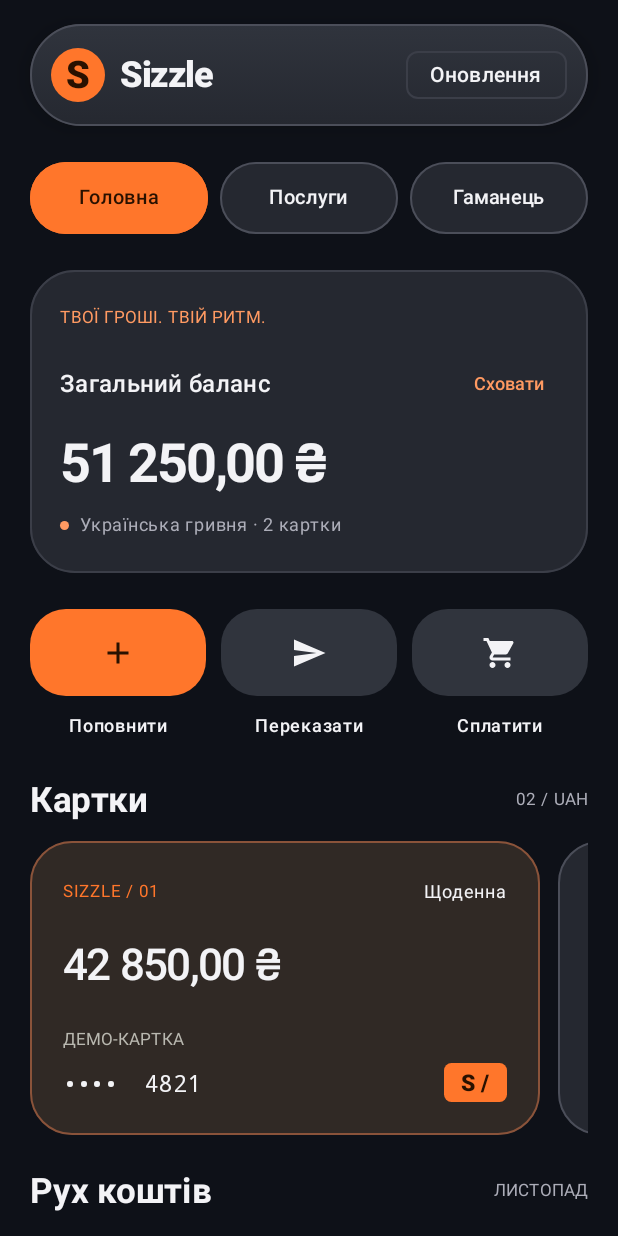
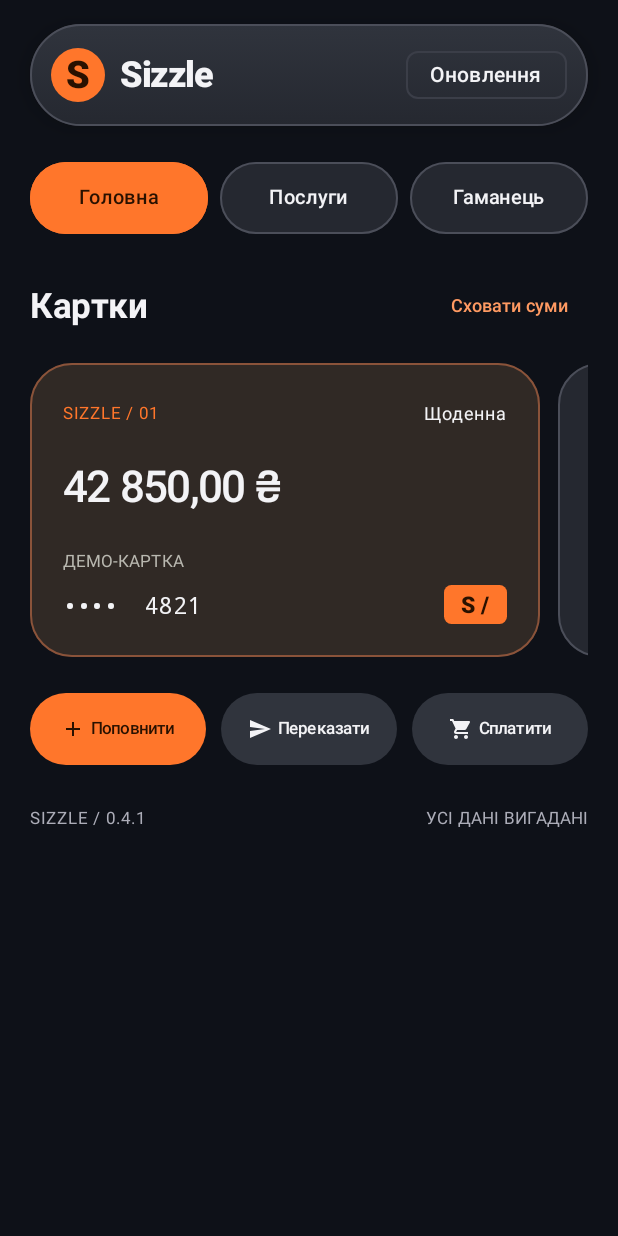
Before and after one commit to dozyFJ/Sizzle-, an Android app built with Jetpack Compose: the screen it shows after launch (MainActivity), on a phone screen of 412 x 824 dp. Run offline under Robolectric (Android 15) with nearby library versions, the phone set to English and light mode, and no system bars.

Commit message:
Move cards up and show card history in a bottom sheet with compact actions

```diff
--- a/app/build.gradle.kts
+++ b/app/build.gradle.kts
@@ -2,7 +2,7 @@ plugins { id("com.android.application"); id("org.jetbrains.kotlin.android"); id(
 android {
  namespace = "app.sizzle.bank"
  compileSdk = 35
- defaultConfig { applicationId = "app.sizzle.bank"; minSdk = 26; targetSdk = 35; versionCode = 5; versionName = "0.4.0" }
+ defaultConfig { applicationId = "app.sizzle.bank"; minSdk = 26; targetSdk = 35; versionCode = 6; versionName = "0.4.1" }
  buildFeatures { compose = true }
  compileOptions { sourceCompatibility = JavaVersion.VERSION_17; targetCompatibility = JavaVersion.VERSION_17 }
  kotlinOptions { jvmTarget = "17" }
--- a/app/src/main/java/app/sizzle/bank/MainActivity.kt
+++ b/app/src/main/java/app/sizzle/bank/MainActivity.kt
@@ -60,14 +60,14 @@ class MainActivity : ComponentActivity() {
 }
 
 data class DemoCard(val name: String, val number: String, val balance: String)
-data class Operation(val title: String, val category: String, val amount: String, val incoming: Boolean = false)
+data class Operation(val title: String, val category: String, val amount: String, val incoming: Boolean = false, val cardNumber: String = "4821")
 object DemoData {
     val cards = listOf(DemoCard("Щоденна", "4821", "42 850,00 ₴"), DemoCard("Віртуальна", "9037", "8 400,00 ₴"))
     val operations = listOf(
         Operation("Сільпо", "Сьогодні, 12:48 · Продукти", "− 842,50 ₴"),
         Operation("Олексій К.", "Сьогодні, 10:16 · Переказ", "+ 2 000,00 ₴", true),
-        Operation("ONE LOVE", "Сьогодні, 09:05 · Кава", "− 125,00 ₴"),
-        Operation("Київстар", "Учора, 18:32 · Мобільний зв’язок", "− 250,00 ₴"),
+        Operation("ONE LOVE", "Сьогодні, 09:05 · Кава", "− 125,00 ₴", cardNumber = "9037"),
+        Operation("Київстар", "Учора, 18:32 · Мобільний зв’язок", "− 250,00 ₴", cardNumber = "9037"),
         Operation("Зарплата", "Учора, 09:00 · Надходження", "+ 32 000,00 ₴", true)
     )
 }
@@ -119,37 +119,10 @@ fun HomeScreen() {
             }
             if (selectedTab != "Послуги") {
             item {
-                Surface(shape = RoundedCornerShape(30.dp), color = Panel, border = BorderStroke(1.dp, Color(0xFF3B3E48))) {
-                Column(Modifier.fillMaxWidth().padding(20.dp), verticalArrangement = Arrangement.spacedBy(8.dp)) {
-                    TechnicalLabel("ТВОЇ ГРОШІ. ТВІЙ РИТМ.", Orange)
-                    Row(Modifier.fillMaxWidth(), horizontalArrangement = Arrangement.SpaceBetween, verticalAlignment = Alignment.CenterVertically) {
-                        Text("Загальний баланс", style = MaterialTheme.typography.titleMedium)
-                        TextButton(onClick = { hidden = !hidden }, contentPadding = PaddingValues(horizontal = 8.dp)) { Text(if (hidden) "Показати" else "Сховати", fontSize = 12.sp) }
-                    }
-                    Text(if (hidden) "••• ••• ₴" else "51 250,00 ₴", fontSize = 36.sp, lineHeight = 42.sp, letterSpacing = (-1.5).sp, fontWeight = FontWeight.Bold)
-                    Row(verticalAlignment = Alignment.CenterVertically, horizontalArrangement = Arrangement.spacedBy(7.dp)) {
-                        Box(Modifier.size(6.dp).background(Orange, CircleShape))
-                        Text("Українська гривня · 2 картки", fontSize = 12.sp, color = Muted)
-                    }
-                }
-                }
-            }
-            }
-            if (selectedTab == "Головна") {
-            item {
-                Row(Modifier.fillMaxWidth(), horizontalArrangement = Arrangement.spacedBy(10.dp)) {
-                    QuickAction("Поповнити", Icons.Default.Add, Modifier.weight(1f), true) { action = "Поповнити" }
-                    QuickAction("Переказати", Icons.AutoMirrored.Filled.Send, Modifier.weight(1f)) { action = "Переказати" }
-                    QuickAction("Сплатити", Icons.Default.ShoppingCart, Modifier.weight(1f)) { action = "Сплатити" }
-                }
-            }
-            }
-            if (selectedTab != "Послуги") {
-            item {
                 Column(verticalArrangement = Arrangement.spacedBy(14.dp)) {
                     Row(Modifier.fillMaxWidth(), verticalAlignment = Alignment.CenterVertically, horizontalArrangement = Arrangement.SpaceBetween) {
                         Text("Картки", fontSize = 23.sp, fontWeight = FontWeight.Bold)
-                        TechnicalLabel("02 / UAH")
+                        TextButton(onClick = { hidden = !hidden }) { Text(if (hidden) "Показати суми" else "Сховати суми", fontSize = 12.sp) }
                     }
                     BoxWithConstraints {
                         val cardWidth = minOf(maxWidth - 18.dp, 340.dp)
@@ -181,6 +154,15 @@ fun HomeScreen() {
                 }
             }
             }
+            if (selectedTab == "Головна") {
+            item {
+                Row(Modifier.fillMaxWidth(), horizontalArrangement = Arrangement.spacedBy(10.dp)) {
+                    QuickAction("Поповнити", Icons.Default.Add, Modifier.weight(1f), true) { action = "Поповнити" }
+                    QuickAction("Переказати", Icons.AutoMirrored.Filled.Send, Modifier.weight(1f)) { action = "Переказати" }
+                    QuickAction("Сплатити", Icons.Default.ShoppingCart, Modifier.weight(1f)) { action = "Сплатити" }
+                }
+            }
+            }
             if (selectedTab == "Гаманець") {
                 item {
                     OutlinedCard(shape = RoundedCornerShape(20.dp)) {
@@ -192,17 +174,45 @@ fun HomeScreen() {
                     }
                 }
             }
-            if (selectedTab == "Головна") {
             item {
-                Column(verticalArrangement = Arrangement.spacedBy(14.dp)) {
-                    Row(Modifier.fillMaxWidth(), horizontalArrangement = Arrangement.SpaceBetween, verticalAlignment = Alignment.CenterVertically) {
-                        Text("Рух коштів", fontSize = 23.sp, fontWeight = FontWeight.Bold)
-                        TechnicalLabel("ЛИСТОПАД")
-                    }
-                    TechnicalLabel("ОСТАННІ ОПЕРАЦІЇ / ДЕМО")
+                Row(Modifier.fillMaxWidth(), horizontalArrangement = Arrangement.SpaceBetween) {
+                    TechnicalLabel("SIZZLE / 0.4.1")
+                    TechnicalLabel("УСІ ДАНІ ВИГАДАНІ")
                 }
             }
-            items(DemoData.operations, key = { it.title }) { operation ->
+        }
+    }
+    action?.let { title -> DemoActionDialog(title) { action = null } }
+    selectedCard?.let { number ->
+        val card = DemoData.cards.first { it.number == number }
+        CardHistorySheet(card, hidden, onDismiss = { selectedCard = null })
+    }
+}
+
+@OptIn(ExperimentalMaterial3Api::class)
+@Composable
+private fun CardHistorySheet(card: DemoCard, hidden: Boolean, onDismiss: () -> Unit) {
+    val sheetState = rememberModalBottomSheetState(skipPartiallyExpanded = true)
+    ModalBottomSheet(onDismissRequest = onDismiss, sheetState = sheetState, containerColor = Panel,
+        shape = RoundedCornerShape(topStart = 32.dp, topEnd = 32.dp)) {
+        LazyColumn(Modifier.fillMaxWidth().heightIn(max = 640.dp), contentPadding = PaddingValues(start = 20.dp, end = 20.dp, bottom = 28.dp), verticalArrangement = Arrangement.spacedBy(20.dp)) {
+            item {
+                Row(Modifier.fillMaxWidth(), horizontalArrangement = Arrangement.SpaceBetween, verticalAlignment = Alignment.CenterVertically) {
+                    Column(verticalArrangement = Arrangement.spacedBy(6.dp)) {
+                        Text(card.name, fontSize = 24.sp, fontWeight = FontWeight.Bold)
+                        TechnicalLabel("КАРТКА •••• ${card.number} / UAH", Orange)
+                    }
+                    TextButton(onClick = onDismiss) { Text("Закрити") }
+                }
+            }
+            item { Text(if (hidden) "••• ••• ₴" else card.balance, fontSize = 32.sp, fontWeight = FontWeight.SemiBold) }
+            item {
+                Column(verticalArrangement = Arrangement.spacedBy(8.dp)) {
+                    Text("Рух коштів", fontSize = 23.sp, fontWeight = FontWeight.Bold)
+                    TechnicalLabel("ЛИСТОПАД / ТЕСТОВІ ОПЕРАЦІЇ")
+                }
+            }
+            items(DemoData.operations.filter { it.cardNumber == card.number }, key = { it.title }) { operation ->
                 Column(verticalArrangement = Arrangement.spacedBy(16.dp)) {
                     Row(Modifier.fillMaxWidth(), verticalAlignment = Alignment.CenterVertically, horizontalArrangement = Arrangement.spacedBy(12.dp)) {
                         Surface(shape = RoundedCornerShape(14.dp), color = if (operation.incoming) Color(0xFF63351F) else Panel, modifier = Modifier.size(44.dp)) {
@@ -220,20 +230,8 @@ fun HomeScreen() {
                     HorizontalDivider(color = Color(0xFF3B3E48))
                 }
             }
-            }
-            item {
-                Row(Modifier.fillMaxWidth(), horizontalArrangement = Arrangement.SpaceBetween) {
-                    TechnicalLabel("SIZZLE / 0.4.0")
-                    TechnicalLabel("УСІ ДАНІ ВИГАДАНІ")
-                }
-            }
+            item { Text("Усі дані вигадані. Банківський API не підключено.", color = Muted, fontSize = 12.sp) }
         }
-    }
-    action?.let { title -> DemoActionDialog(title) { action = null } }
-    selectedCard?.let { number ->
-        AlertDialog(onDismissRequest = { selectedCard = null }, title = { Text("Картка •••• $number") },
-            text = { Text("Демонстраційна картка Sizzle у гривні. Реквізити вигадані. Банківський API не підключено.") },
-            confirmButton = { TextButton(onClick = { selectedCard = null }) { Text("Зрозуміло") } })
     }
 }
 
@@ -259,12 +257,19 @@ private fun SectionTabs(selectedTab: String, onSelect: (String) -> Unit) {
 
 @Composable
 private fun QuickAction(label: String, icon: ImageVector, modifier: Modifier, accent: Boolean = false, onClick: () -> Unit) {
-    Column(modifier, horizontalAlignment = Alignment.CenterHorizontally, verticalArrangement = Arrangement.spacedBy(8.dp)) {
-        FilledTonalIconButton(onClick = onClick, modifier = Modifier.fillMaxWidth().height(58.dp), shape = RoundedCornerShape(24.dp),
-            colors = IconButtonDefaults.filledTonalIconButtonColors(containerColor = if (accent) BrightOrange else PanelRaised, contentColor = if (accent) Color(0xFF291100) else Ink)) {
-            Icon(icon, contentDescription = label, modifier = Modifier.size(24.dp))
-        }
-        Text(label, fontSize = 12.sp, fontWeight = FontWeight.Medium)
+    FilledTonalButton(
+        onClick = onClick,
+        modifier = modifier.heightIn(min = 48.dp),
+        shape = CircleShape,
+        contentPadding = PaddingValues(horizontal = 6.dp, vertical = 10.dp),
+        colors = ButtonDefaults.filledTonalButtonColors(
+            containerColor = if (accent) BrightOrange else PanelRaised,
+            contentColor = if (accent) Color(0xFF291100) else Ink
+        )
+    ) {
+        Icon(icon, contentDescription = null, modifier = Modifier.size(16.dp))
+        Spacer(Modifier.width(4.dp))
+        Text(label, fontSize = 11.sp, fontWeight = FontWeight.Medium, maxLines = 1, softWrap = false)
     }
 }
 
```
Also changed, not shown: 3 other files.
